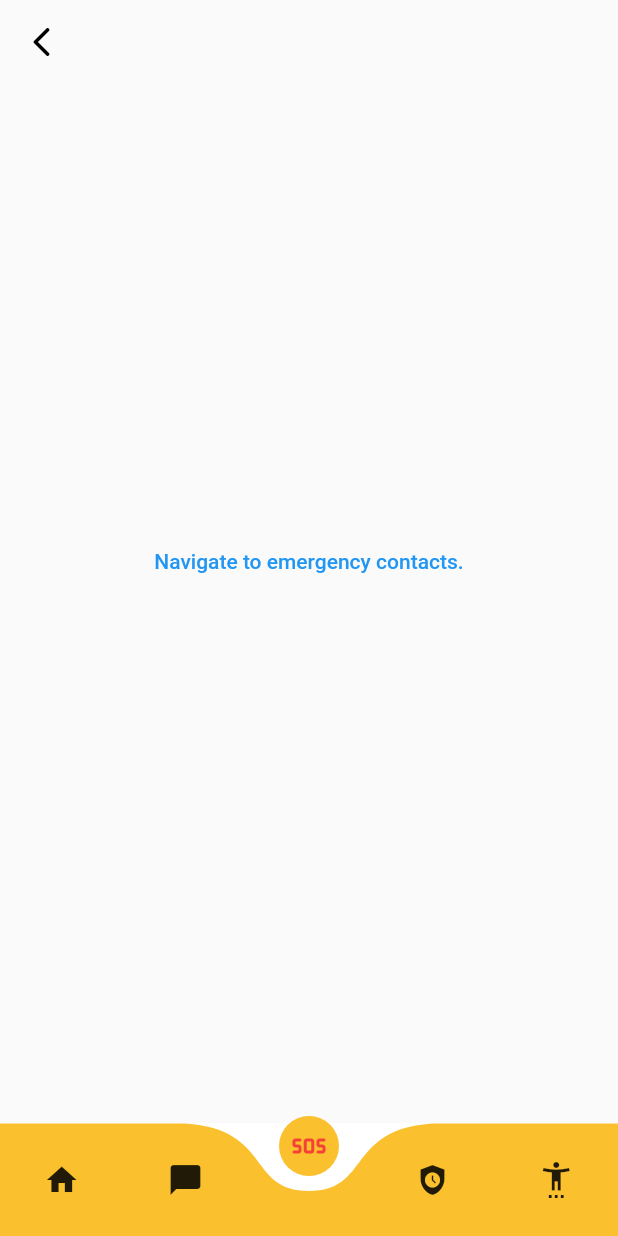
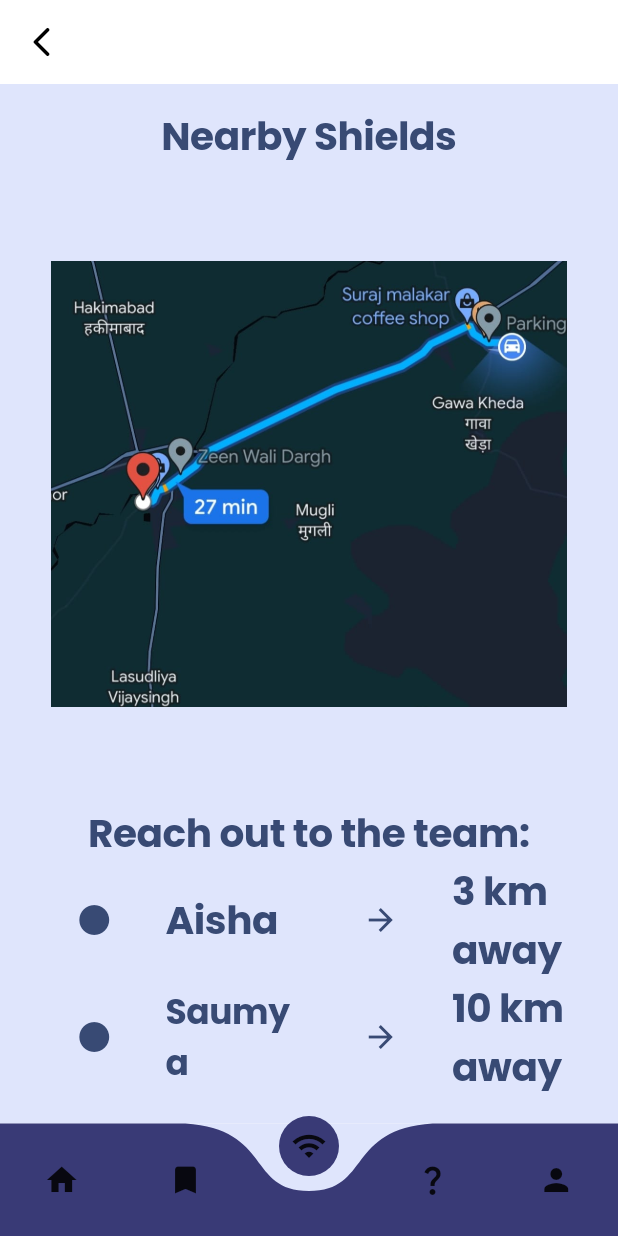
Before and after one commit to armpix/she-shield, a Flutter app: the myhome screen opened by its route, item 3 of the bottom bar chosen, on a phone screen of 412 x 824 dp. Run offline on Flutter 3.47's test engine with Material 2 defaults, Android fonts, the phone set to English and light mode, and no system bars; drawn by our look-alikes of curved_navigation_bar; our stand-ins replace animated_splash_screen, google_fonts, pinput.

Commit message:
Final UI implemented

```diff
--- a/she_shield/lib/Profile.dart
+++ b/she_shield/lib/Profile.dart
@@ -28,7 +28,10 @@ class _ProfilePageState extends State<ProfilePage> {
                   children: [
                     Text(
                       'Profile',
-                      style: TextStyle(color: Colors.black),
+                      textAlign: TextAlign.left,
+                      style: TextStyle(
+                        color: Colors.black,
+                      ),
                     ),
                     Text(
                       'Your Profile Customization',
--- a/she_shield/lib/SOS.dart
+++ b/she_shield/lib/SOS.dart
@@ -1,22 +1,104 @@
 import 'package:flutter/material.dart';
+import 'package:google_fonts/google_fonts.dart';
 
 class SOSPage extends StatelessWidget {
   const SOSPage({Key? key}) : super(key: key);
 
   @override
   Widget build(BuildContext context) {
-    return Scaffold(
-      body: Column(
-        mainAxisAlignment: MainAxisAlignment.center,
+    return MaterialApp(
+      home: SafeArea(
+        child: Scaffold(
+          backgroundColor: Color(0xFF394A75),
+          body: Padding(
+            padding: const EdgeInsets.all(11.0),
+            child: Column(
               children: [
+                Text(
+                  'Home',
+                  style: GoogleFonts.poppins(
+                    fontSize: 26,
+                    fontWeight: FontWeight.w700,
+                    height: 1.5,
+                    letterSpacing: -0.3000000119,
+                    color: Colors.white,
+                  ),
+                ),
                 TextButton(
                   onPressed: () {
                     Navigator.pushNamed(context, 'emergency');
                   },
                   child: Center(
-                child: Text('Navigate to emergency contacts.'),
-              ))
+                    child: Image(
+                      image: AssetImage('assests/sos_button.png'),
+                    ),
+                  ),
+                ),
+                TextButton(
+                  onPressed: () {
+                    Navigator.pushNamed(context, 'emergency');
+                  },
+                  child: Center(
+                    child: Text(
+                      'ADD EMERGENCY CONTACTS',
+                      textAlign: TextAlign.center,
+                      style: GoogleFonts.poppins(
+                        fontSize: 20.0,
+                        fontWeight: FontWeight.w600,
+                        color: Color(0xfffff9f9),
+                      ),
+                    ),
+                  ),
+                ),
+                Padding(
+                  padding: const EdgeInsets.symmetric(
+                    horizontal: 20.0,
+                  ),
+                  child: Row(
+                    mainAxisAlignment: MainAxisAlignment.spaceEvenly,
+                    children: [
+                      Column(
+                        children: [
+                          Icon(
+                            Icons.local_police,
+                            size: 100.0,
+                          ),
+                          Text(
+                            'Nearby Shields',
+                            textAlign: TextAlign.center,
+                            style: GoogleFonts.poppins(
+                              fontSize: 20.0,
+                              fontWeight: FontWeight.w600,
+                              color: Color(0xfffff9f9),
+                            ),
+                          ),
                         ],
+                      ),
+                      SizedBox(
+                        width: 10,
+                      ),
+                      Column(
+                        children: [
+                          Image(
+                            image: AssetImage('assests/police_station.png'),
+                          ),
+                          Text(
+                            'Nearby Police Stations',
+                            style: GoogleFonts.poppins(
+                              fontSize: 20.0,
+                              fontWeight: FontWeight.w600,
+                              color: Color(0xfffff9f9),
+                            ),
+                          ),
+                        ],
+                      ),
+                    ],
+                  ),
+                ),
+              ],
+            ),
+          ),
+        ),
       ),
     );
   }
--- a/she_shield/lib/home.dart
+++ b/she_shield/lib/home.dart
@@ -2,6 +2,9 @@ import 'package:curved_navigation_bar/curved_navigation_bar.dart';
 import 'package:flutter/material.dart';
 import 'package:she_shield/Profile.dart';
 import 'package:she_shield/SOS.dart';
+import 'package:she_shield/Safest%20Route%20Planning.dart';
+import 'package:she_shield/nearby_shields.dart';
+import 'package:she_shield/safety_puran.dart';
 
 class myhome extends StatefulWidget {
   const myhome({Key? key}) : super(key: key);
@@ -13,10 +16,10 @@ class myhome extends StatefulWidget {
 class _myhomeState extends State<myhome> {
   int selectedpage = 0;
   final _pageoptions = [
-    home(),
-    messenger(),
     SOSPage(),
-    safetycheck(),
+    SafestRoute(),
+    nearby_shields(),
+    safety_puran(),
     ProfilePage(),
   ];
   @override
@@ -39,23 +42,22 @@ class _myhomeState extends State<myhome> {
       body: _pageoptions[selectedpage],
       backgroundColor: Colors.white,
       bottomNavigationBar: CurvedNavigationBar(
-        backgroundColor: Colors.white,
+        backgroundColor: Color(0xFFDFE5FC),
         onTap: (index) {
           setState(() {
             selectedpage = index;
           });
         },
-        color: Colors.yellow.shade700,
+        color: Color(0xFF393A76),
         animationDuration: Duration(milliseconds: 300),
         items: [
           Icon(Icons.home),
-          Icon(Icons.messenger),
+          Icon(Icons.bookmark),
           Icon(
-            Icons.sos_rounded,
-            color: Colors.red,
+            Icons.wifi,
           ),
-          Icon(Icons.safety_check),
-          Icon(Icons.settings_accessibility)
+          Icon(Icons.question_mark),
+          Icon(Icons.person)
         ],
       ),
     );
@@ -63,23 +65,6 @@ class _myhomeState extends State<myhome> {
 }
 
 //to be declared later
-class home extends StatelessWidget {
-  const home({Key? key}) : super(key: key);
-
-  @override
-  Widget build(BuildContext context) {
-    return const Placeholder();
-  }
-}
-
-class messenger extends StatelessWidget {
-  const messenger({Key? key}) : super(key: key);
-
-  @override
-  Widget build(BuildContext context) {
-    return const Placeholder();
-  }
-}
 
 class safetycheck extends StatelessWidget {
   const safetycheck({Key? key}) : super(key: key);
@@ -89,12 +74,3 @@ class safetycheck extends StatelessWidget {
     return const Placeholder();
   }
 }
-
-class none extends StatelessWidget {
-  const none({Key? key}) : super(key: key);
-
-  @override
-  Widget build(BuildContext context) {
-    return const Placeholder();
-  }
-}
--- /dev/null
+++ b/she_shield/lib/nearby_shields.dart
@@ -0,0 +1,144 @@
+import 'package:flutter/material.dart';
+import 'package:google_fonts/google_fonts.dart';
+
+class nearby_shields extends StatefulWidget {
+  const nearby_shields({Key? key}) : super(key: key);
+
+  @override
+  State<nearby_shields> createState() => _nearby_shieldsState();
+}
+
+class _nearby_shieldsState extends State<nearby_shields> {
+  @override
+  Widget build(BuildContext context) {
+    return MaterialApp(
+      home: SafeArea(
+        child: Scaffold(
+          backgroundColor: Color(0xFFDFE5FC),
+          body: SingleChildScrollView(
+            child: Container(
+              margin: EdgeInsets.all(15.0),
+              child: Column(
+                mainAxisAlignment: MainAxisAlignment.spaceEvenly,
+                children: [
+                  Text(
+                    'Nearby Shields',
+                    style: GoogleFonts.poppins(
+                      fontSize: 26,
+                      fontWeight: FontWeight.w700,
+                      height: 1.5,
+                      letterSpacing: -0.3000000119,
+                      color: Color(0xff384a74),
+                    ),
+                  ),
+                  SizedBox(
+                    height: 45,
+                  ),
+                  Container(
+                    padding: const EdgeInsets.all(19.0),
+                    child: Image(
+                      image: AssetImage('assests/Placeholder.jpg'),
+                    ),
+                  ),
+                  SizedBox(
+                    height: 45,
+                  ),
+                  Text(
+                    'Reach out to the team:',
+                    style: GoogleFonts.poppins(
+                      fontSize: 26,
+                      fontWeight: FontWeight.w700,
+                      height: 1.5,
+                      letterSpacing: -0.3000000119,
+                      color: Color(0xff384a74),
+                    ),
+                  ),
+                  Row(
+                    children: [
+                      Expanded(
+                        child: Icon(
+                          Icons.circle,
+                          color: Color(0xff384a74),
+                        ),
+                      ),
+                      Expanded(
+                        child: Text(
+                          'Aisha',
+                          style: GoogleFonts.poppins(
+                            fontSize: 26,
+                            fontWeight: FontWeight.w700,
+                            height: 1.5,
+                            letterSpacing: -0.3000000119,
+                            color: Color(0xff384a74),
+                          ),
+                        ),
+                      ),
+                      Expanded(
+                        child: Icon(
+                          Icons.arrow_forward_outlined,
+                          color: Color(0xff384a74),
+                        ),
+                      ),
+                      Expanded(
+                        child: Text(
+                          '3 km away',
+                          style: GoogleFonts.poppins(
+                            fontSize: 26,
+                            fontWeight: FontWeight.w700,
+                            height: 1.5,
+                            letterSpacing: -0.3000000119,
+                            color: Color(0xff384a74),
+                          ),
+                        ),
+                      ),
+                    ],
+                  ),
+                  Row(
+                    children: [
+                      Expanded(
+                        child: Icon(
+                          Icons.circle,
+                          color: Color(0xff384a74),
+                        ),
+                      ),
+                      Expanded(
+                        child: Text(
+                          'Saumya',
+                          style: GoogleFonts.poppins(
+                            fontSize: 23,
+                            fontWeight: FontWeight.w700,
+                            height: 1.5,
+                            letterSpacing: -0.3000000119,
+                            color: Color(0xff384a74),
+                          ),
+                        ),
+                      ),
+                      Expanded(
+                        child: Icon(
+                          Icons.arrow_forward_outlined,
+                          color: Color(0xff384a74),
+                        ),
+                      ),
+                      Expanded(
+                        child: Text(
+                          '10 km away',
+                          style: GoogleFonts.poppins(
+                            fontSize: 26,
+                            fontWeight: FontWeight.w700,
+                            height: 1.5,
+                            letterSpacing: -0.3000000119,
+                            color: Color(0xff384a74),
+                          ),
+                        ),
+                      ),
+                    ],
+                  ),
+                ],
+              ),
+            ),
+          ),
+        ),
+      ),
+    );
+  }
+}
--- a/she_shield/pubspec.yaml
+++ b/she_shield/pubspec.yaml
@@ -35,6 +35,7 @@ dependencies:
   flutter_launcher_icons: ^0.12.0
   pinput: ^2.2.31
   curved_navigation_bar: ^1.0.3
+  google_fonts: ^4.0.3
 
 flutter_icons:
   android: "launcher_icon"
@@ -100,6 +101,9 @@ flutter:
      - assests/pin.png
      - assests/user.png
      - assests/logo.png
+     - assests/Placeholder.jpg
+     - assests/police_station.png
+     - assests/sos_button.png
 
 
   # An image asset can refer to one or more resolution-specific "variants", see
```
Also changed, not shown: she_shield/lib/Safest Route Planning.dart (added, +74 -0 lines), she_shield/lib/login.dart (+9 -17 lines), she_shield/lib/otp.dart (+4 -9 lines), she_shield/lib/phone.dart (+10 -7 lines), she_shield/lib/safety_puran.dart (added, +151 -0 lines), she_shield/assests/Placeholder.jpg (added), she_shield/assests/police_station.png (added), she_shield/assests/sos_button.png (added), she_shield/pubspec.lock, 1 other file. Lines whose indentation alone changed are shown as unchanged.
